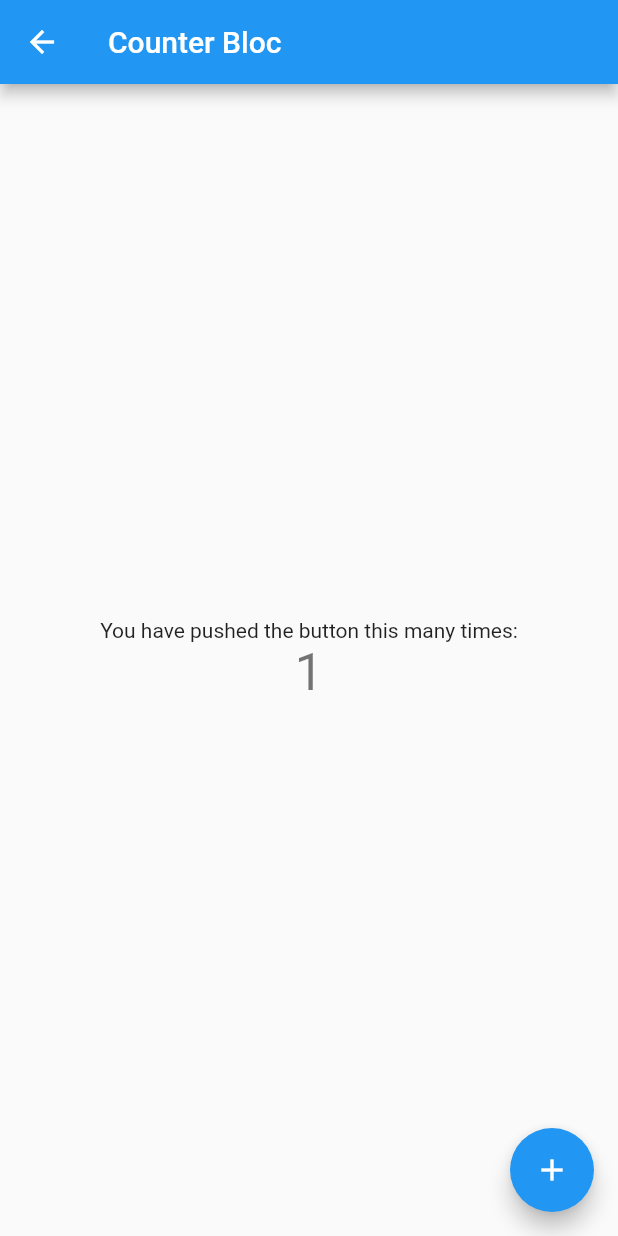
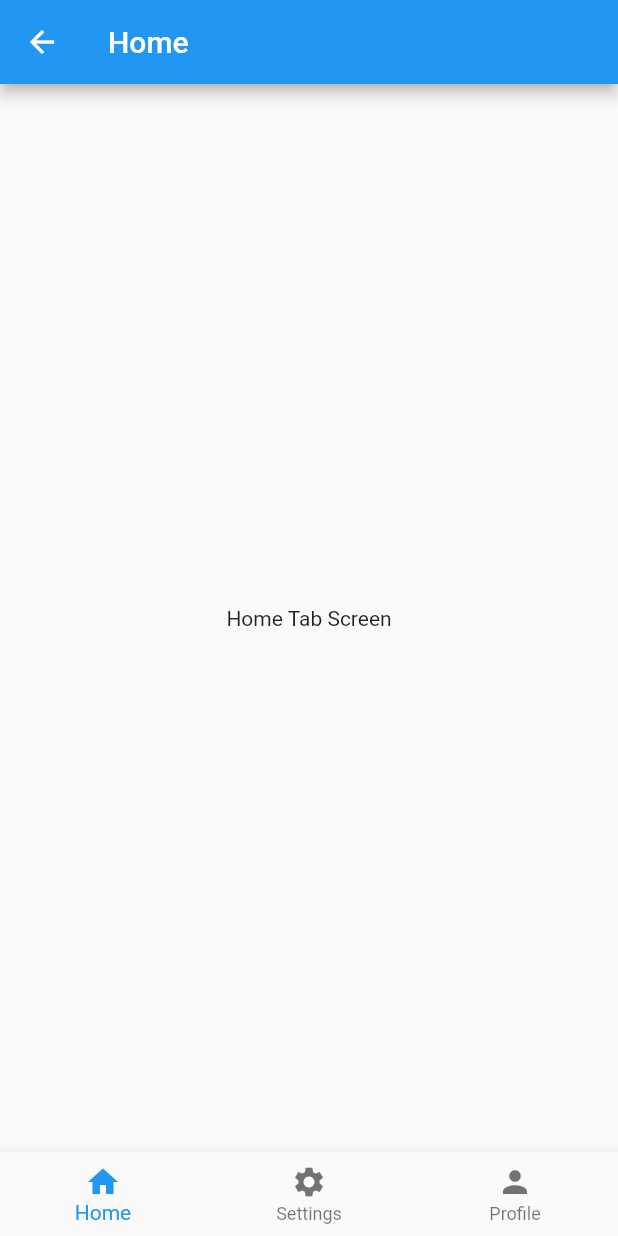
Before and after one commit to muhammadarslannasr/bloc_flutter_api_fetch, a Flutter app: the screen it shows after launch, after a tap on "Change", on a phone screen of 412 x 824 dp. Run offline on Flutter 3.47's test engine with Material 2 defaults, Android fonts, the phone set to English and light mode, and no system bars; our stand-ins replace bloc, dio, equatable, flutter_bloc; network calls fail.

Commit message:
init first commit
Manage Use Case of Count Value.

Use Cubit State and manage two Examples one is Counter Page and other one is BottomNavigation Bar.

```diff
--- a/lib/bloc/counter_bloc.dart
+++ /dev/null
@@ -1,22 +0,0 @@
-import 'dart:async';
-
-import 'package:bloc/bloc.dart';
-import 'package:equatable/equatable.dart';
-
-part 'counter_event.dart';
-part 'counter_state.dart';
-
-class CounterBloc extends Bloc<CounterEvent, CounterState> {
-  CounterBloc() : super(IncrementCountState(counter: 0)) {
-    int currentIndex = 0;
-
-    on<CounterEvent>((event, emit) {
-      if (event is IncrementEvent) {
-        emit(IncrementCountState(counter: currentIndex + 1));
-        print('Its Updating');
-      }
-    });
-  }
-
-
-}
--- a/lib/bloc/counter_event.dart
+++ /dev/null
@@ -1,11 +0,0 @@
-part of 'counter_bloc.dart';
-
-abstract class CounterEvent extends Equatable {
-  const CounterEvent();
-
-  @override
-  // TODO: implement props
-  List<Object?> get props => [];
-}
-
-class IncrementEvent extends CounterEvent {}
--- a/lib/bloc/counter_state.dart
+++ /dev/null
@@ -1,19 +0,0 @@
-part of 'counter_bloc.dart';
-
-abstract class CounterState extends Equatable {
-  const CounterState();
-}
-
-class CounterInitial extends CounterState {
-  @override
-  List<Object> get props => [];
-}
-
-class IncrementCountState extends CounterState {
-  final int counter;
-  IncrementCountState({required this.counter});
-
-  @override
-  // TODO: implement props
-  List<Object?> get props => [counter];
-}
--- /dev/null
+++ b/lib/cubit/navigation_cubit.dart
@@ -0,0 +1,24 @@
+import 'package:bloc/bloc.dart';
+import 'package:bloc_api_fetching_flutter/enu/nav_bar_items.dart';
+import 'package:equatable/equatable.dart';
+
+part 'navigation_state.dart';
+
+class NavigationCubit extends Cubit<NavigationState> {
+  NavigationCubit()
+      : super(NavigationState(navbarItem: NavbarItem.home, index: 0));
+
+  void getNavBarItem(NavbarItem navbarItem) {
+    switch (navbarItem) {
+      case NavbarItem.home:
+        emit(NavigationState(navbarItem: NavbarItem.home, index: 0));
+        break;
+      case NavbarItem.settings:
+        emit(NavigationState(navbarItem: NavbarItem.settings, index: 1));
+        break;
+      case NavbarItem.profile:
+        emit(NavigationState(navbarItem: NavbarItem.profile, index: 2));
+        break;
+    }
+  }
+}
--- /dev/null
+++ b/lib/cubit/navigation_state.dart
@@ -0,0 +1,11 @@
+part of 'navigation_cubit.dart';
+
+class NavigationState extends Equatable {
+  final NavbarItem navbarItem;
+  final int index;
+
+  NavigationState({required this.navbarItem, required this.index});
+
+  @override
+  List<Object> get props => [this.navbarItem, this.index];
+}
--- /dev/null
+++ b/lib/enu/nav_bar_items.dart
@@ -0,0 +1 @@
+enum NavbarItem { home, settings, profile }
--- a/lib/main.dart
+++ b/lib/main.dart
@@ -1,8 +1,8 @@
 import 'package:bloc_api_fetching_flutter/app.dart';
-import 'package:bloc_api_fetching_flutter/bloc/counter_bloc.dart';
 import 'package:bloc_api_fetching_flutter/bloc/covid_bloc.dart';
 import 'package:bloc_api_fetching_flutter/counter_observer.dart';
-import 'package:bloc_api_fetching_flutter/page/covid_page.dart';
+import 'package:bloc_api_fetching_flutter/cubit/counter_cubit.dart';
+import 'package:bloc_api_fetching_flutter/cubit/navigation_cubit.dart';
 import 'package:flutter/material.dart';
 import 'package:flutter_bloc/flutter_bloc.dart';
 
@@ -14,8 +14,11 @@ void main() {
                 BlocProvider<CovidBloc>(
                   create: (context) => CovidBloc(),
                 ),
-                BlocProvider<CounterBloc>(
-                  create: (context) => CounterBloc(),
+                BlocProvider<CounterCubit>(
+                  create: (context) => CounterCubit(),
+                ),
+                BlocProvider<NavigationCubit>(
+                  create: (context) => NavigationCubit(),
                 ),
               ],
               child: CovidApp(),
--- a/lib/page/counter_page.dart
+++ b/lib/page/counter_page.dart
@@ -1,4 +1,4 @@
-import 'package:bloc_api_fetching_flutter/bloc/counter_bloc.dart';
+import 'package:bloc_api_fetching_flutter/cubit/counter_cubit.dart';
 import 'package:flutter/material.dart';
 import 'package:flutter_bloc/flutter_bloc.dart';
 
@@ -8,21 +8,14 @@ class CounterPage extends StatefulWidget {
 }
 
 class _CounterPageState extends State<CounterPage> {
-  // final CounterBloc counterBloc = BlocProvider.of<CounterBloc>(context);
-
   @override
   Widget build(BuildContext context) {
-    // final CounterBloc counterBloc = BlocProvider.of<CounterBloc>(context)
-    //   ..add(IncrementEvent());
     return Scaffold(
       appBar: AppBar(
         title: Text('Counter Bloc'),
       ),
-      body: BlocBuilder<CounterBloc, CounterState>(
-        builder: (context, state) {
-          print('state is: ${state}');
-          if (state is IncrementCountState) {
-            print('CountValue: ${state.counter}');
+      body: BlocBuilder<CounterCubit, CounterState>(builder: (context, state) {
+        print('state is: $state');
         return Center(
           child: Column(
             mainAxisAlignment: MainAxisAlignment.center,
@@ -31,20 +24,17 @@ class _CounterPageState extends State<CounterPage> {
                 'You have pushed the button this many times:',
               ),
               Text(
-                    state.counter.toString(),
+                state.counterValue.toString(),
                 style: Theme.of(context).textTheme.headline4,
               ),
             ],
           ),
         );
-          }
-          return Container();
-        },
-      ),
+      }),
       floatingActionButton: FloatingActionButton(
         onPressed: () {
           print("click");
-          //counterBloc.add(IncrementEvent());
+          BlocProvider.of<CounterCubit>(context).increment();
         },
         tooltip: 'Increment',
         child: Icon(Icons.add),
--- a/lib/page/covid_page.dart
+++ b/lib/page/covid_page.dart
@@ -1,9 +1,9 @@
 import 'dart:convert';
 
-import 'package:bloc_api_fetching_flutter/bloc/counter_bloc.dart';
 import 'package:bloc_api_fetching_flutter/bloc/covid_bloc.dart';
 import 'package:bloc_api_fetching_flutter/models/covid_model.dart';
 import 'package:bloc_api_fetching_flutter/page/counter_page.dart';
+import 'package:bloc_api_fetching_flutter/page/tabs_screens/tab_screen.dart';
 import 'package:flutter/material.dart';
 import 'package:flutter_bloc/flutter_bloc.dart';
 
@@ -28,8 +28,6 @@ class _CovidPageState extends State<CovidPage> {
   }
   @override
   Widget build(BuildContext context) {
-    final CounterBloc counterBloc = BlocProvider.of<CounterBloc>(context)
-      ..add(IncrementEvent());
     return Scaffold(
       appBar: AppBar(
         title: Text('COVID-19 List'),
@@ -40,28 +38,9 @@ class _CovidPageState extends State<CovidPage> {
         backgroundColor: new Color(0xFFE57373),
         onPressed: () {
           Navigator.of(context)
-              .push(MaterialPageRoute(builder: (context) => CounterPage()));
-          //counterBloc.add(IncrementEvent());
+              .push(MaterialPageRoute(builder: (context) => TabsScreen()));
         },
       ),
-      // floatingActionButton: BlocBuilder<CounterBloc, CounterState>(
-      //   builder: (context, state) {
-      //     if (state is IncrementCountState) {
-      //       return FloatingActionButton(
-      //         elevation: 0.0,
-      //         child: Text(state.counter.toString()),
-      //         backgroundColor: new Color(0xFFE57373),
-      //         onPressed: () {
-      //           // Navigator.of(context)
-      //           //     .push(MaterialPageRoute(builder: (context) => CounterPage()));
-      //           counterBloc.add(IncrementEvent());
-      //         },
-      //       );
-      //     }
-      //
-      //     return Container();
-      //   },
-      // ),
       body: _buildListCovid(),
     );
   }
--- /dev/null
+++ b/lib/page/tabs_screens/home_screen.dart
@@ -0,0 +1,14 @@
+import 'package:flutter/material.dart';
+
+class HomeScreen extends StatelessWidget {
+  const HomeScreen({Key? key}) : super(key: key);
+
+  @override
+  Widget build(BuildContext context) {
+    return Scaffold(
+      body: Center(
+        child: Text('Home Tab Screen'),
+      ),
+    );
+  }
+}
--- /dev/null
+++ b/lib/page/tabs_screens/tab_screen.dart
@@ -0,0 +1,88 @@
+import 'package:bloc_api_fetching_flutter/cubit/navigation_cubit.dart';
+import 'package:bloc_api_fetching_flutter/cubit/navigation_cubit.dart';
+import 'package:bloc_api_fetching_flutter/enu/nav_bar_items.dart';
+import 'package:bloc_api_fetching_flutter/page/tabs_screens/home_screen.dart';
+import 'package:bloc_api_fetching_flutter/page/tabs_screens/profile_screen.dart';
+import 'package:bloc_api_fetching_flutter/page/tabs_screens/settings_screen.dart';
+import 'package:flutter/material.dart';
+import 'package:flutter_bloc/flutter_bloc.dart';
+
+class TabsScreen extends StatefulWidget {
+  const TabsScreen({Key? key}) : super(key: key);
+
+  @override
+  State<TabsScreen> createState() => _TabsScreenState();
+}
+
+class _TabsScreenState extends State<TabsScreen> {
+  @override
+  Widget build(BuildContext context) {
+    return Scaffold(
+      appBar: AppBar(
+        title: BlocBuilder<NavigationCubit, NavigationState>(
+          builder: (context, state) {
+            if (state.navbarItem == NavbarItem.home) {
+              return Text('Home');
+            } else if (state.navbarItem == NavbarItem.settings) {
+              return Text('Settings');
+            } else if (state.navbarItem == NavbarItem.profile) {
+              return Text('Profile');
+            }
+            return Text('');
+          },
+        ),
+      ),
+      body: BlocBuilder<NavigationCubit, NavigationState>(
+          builder: (context, state) {
+        if (state.navbarItem == NavbarItem.home) {
+          return HomeScreen();
+        } else if (state.navbarItem == NavbarItem.settings) {
+          return SettingsScreen();
+        } else if (state.navbarItem == NavbarItem.profile) {
+          return ProfileScreen();
+        }
+        return Container();
+      }),
+      bottomNavigationBar: BlocBuilder<NavigationCubit, NavigationState>(
+        builder: (context, state) {
+          return BottomNavigationBar(
+            currentIndex: state.index,
+            showUnselectedLabels: true,
+            items: [
+              BottomNavigationBarItem(
+                icon: Icon(
+                  Icons.home,
+                ),
+                label: 'Home',
+              ),
+              BottomNavigationBarItem(
+                icon: Icon(
+                  Icons.settings,
+                ),
+                label: 'Settings',
+              ),
+              BottomNavigationBarItem(
+                icon: Icon(
+                  Icons.person,
+                ),
+                label: 'Profile',
+              ),
+            ],
+            onTap: (index) {
+              if (index == 0) {
+                BlocProvider.of<NavigationCubit>(context)
+                    .getNavBarItem(NavbarItem.home);
+              } else if (index == 1) {
+                BlocProvider.of<NavigationCubit>(context)
+                    .getNavBarItem(NavbarItem.settings);
+              } else if (index == 2) {
+                BlocProvider.of<NavigationCubit>(context)
+                    .getNavBarItem(NavbarItem.profile);
+              }
+            },
+          );
+        },
+      ),
+    );
+  }
+}
```
Also changed, not shown: lib/cubit/counter_cubit.dart (added, +14 -0 lines), lib/cubit/counter_state.dart (added, +11 -0 lines), lib/page/tabs_screens/profile_screen.dart (added, +14 -0 lines), lib/page/tabs_screens/settings_screen.dart (added, +14 -0 lines). Lines whose indentation alone changed are shown as unchanged.
